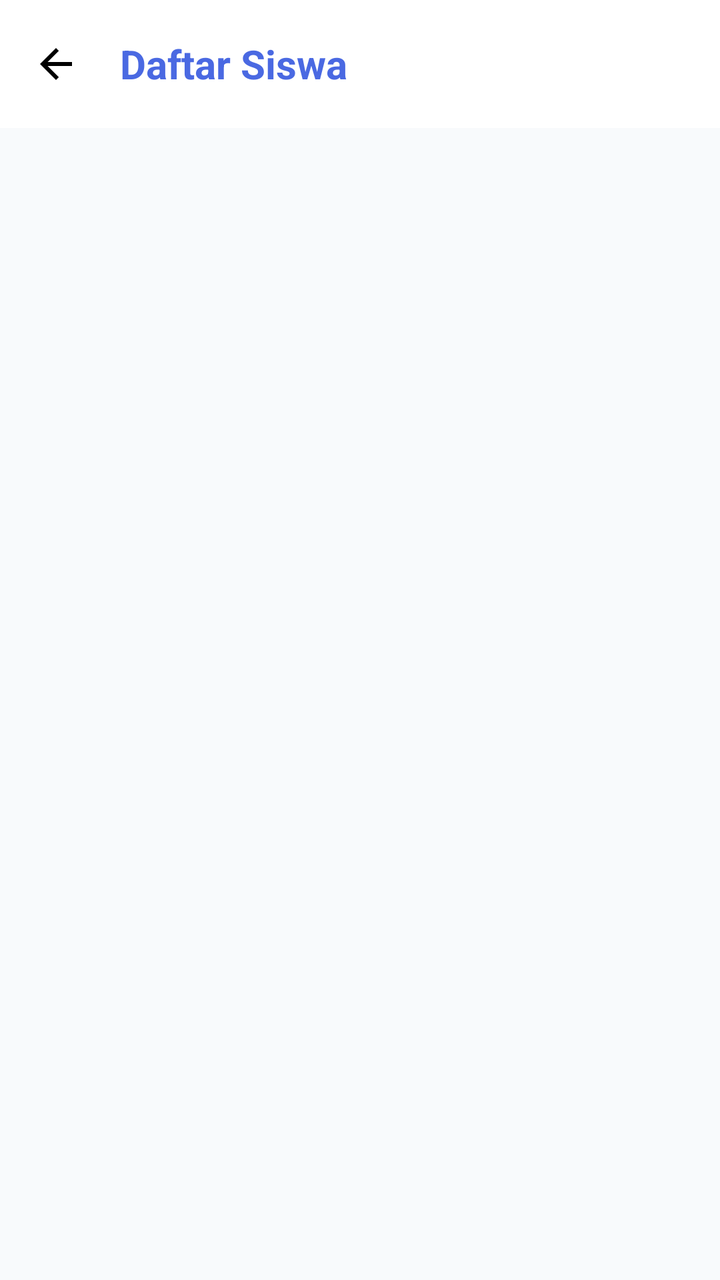
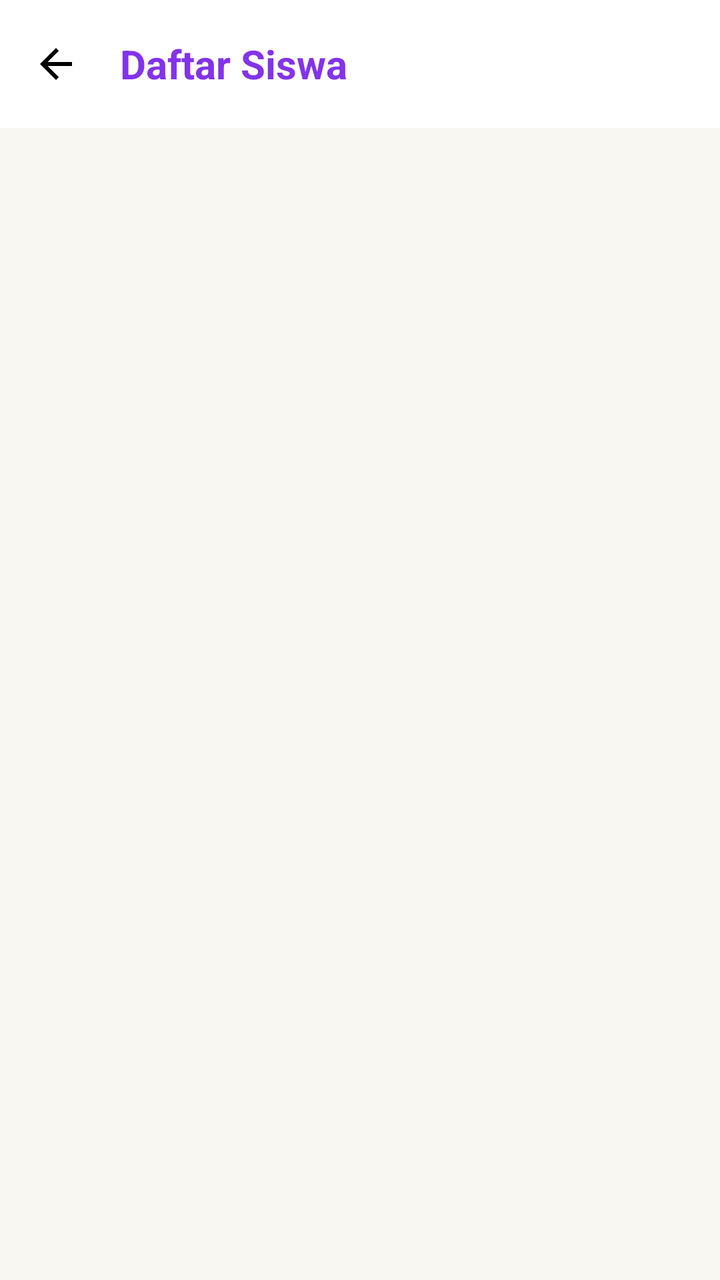

Screens rendered from an Android XML layout before and after an edit, with the pre-edit source and the edit as a unified diff.
<!-- AndroidManifest.xml: application theme Theme.BkNova -->
<!-- res/layout/fragment_daftar_siswa_bk.xml -->
<?xml version="1.0" encoding="utf-8"?>
<androidx.coordinatorlayout.widget.CoordinatorLayout xmlns:android="http://schemas.android.com/apk/res/android"
    xmlns:app="http://schemas.android.com/apk/res-auto"
    xmlns:tools="http://schemas.android.com/tools"
    android:layout_width="match_parent"
    android:layout_height="match_parent"
    android:background="@color/background_gray"
    tools:context=".fragment.DaftarSiswaBkFragment">

    <com.google.android.material.appbar.AppBarLayout
        android:layout_width="match_parent"
        android:layout_height="wrap_content"
        android:background="@color/white"
        app:elevation="0dp">

        <com.google.android.material.appbar.MaterialToolbar
            android:id="@+id/toolbar_siswa"
            android:layout_width="match_parent"
            android:layout_height="?attr/actionBarSize"
            app:navigationIcon="@drawable/ic_arrow_back"
            app:title="Daftar Siswa"
            app:titleTextAppearance="@style/ToolbarTitleBold"
            app:titleTextColor="@color/blue_primary" />
    </com.google.android.material.appbar.AppBarLayout>

    <androidx.recyclerview.widget.RecyclerView
        android:id="@+id/rv_daftar_siswa"
        android:layout_width="match_parent"
        android:layout_height="match_parent"
        android:clipToPadding="false"
        android:padding="16dp"
        app:layout_behavior="@string/appbar_scrolling_view_behavior"
        tools:listitem="@layout/item_siswa_bk" />

    <ProgressBar
        android:id="@+id/pb_loading_siswa"
        android:layout_width="wrap_content"
        android:layout_height="wrap_content"
        android:layout_gravity="center"
        android:visibility="gone" />

    <TextView
        android:id="@+id/tv_empty_siswa"
        android:layout_width="wrap_content"
        android:layout_height="wrap_content"
        android:layout_gravity="center"
        android:text="Belum ada siswa di kelas ini"
        android:textColor="@color/text_color_secondary"
        android:visibility="gone" />

</androidx.coordinatorlayout.widget.CoordinatorLayout>
<!-- res/layout/item_siswa_bk.xml (included above) -->
<?xml version="1.0" encoding="utf-8"?>
<com.google.android.material.card.MaterialCardView xmlns:android="http://schemas.android.com/apk/res/android"
    xmlns:app="http://schemas.android.com/apk/res-auto"
    android:layout_width="match_parent"
    android:layout_height="wrap_content"
    android:layout_marginBottom="8dp"
    app:cardCornerRadius="12dp"
    app:cardElevation="1dp"
    app:strokeWidth="0dp"
    android:clickable="true"
    android:focusable="true"
    android:foreground="?attr/selectableItemBackground">

    <LinearLayout
        android:layout_width="match_parent"
        android:layout_height="wrap_content"
        android:gravity="center_vertical"
        android:orientation="horizontal"
        android:padding="12dp">

        <com.google.android.material.imageview.ShapeableImageView
            android:id="@+id/iv_siswa_photo"
            android:layout_width="40dp"
            android:layout_height="40dp"
            android:background="@color/divider_color"
            android:padding="8dp"
            app:shapeAppearanceOverlay="@style/ShapeAppearance.Circle"
            android:src="@drawable/ic_people"
            app:tint="@color/text_color_secondary" />

        <LinearLayout
            android:layout_width="0dp"
            android:layout_height="wrap_content"
            android:layout_weight="1"
            android:layout_marginStart="12dp"
            android:orientation="vertical">

            <TextView
                android:id="@+id/tv_nama_siswa"
                android:layout_width="wrap_content"
                android:layout_height="wrap_content"
                android:text="Nama Siswa"
                android:textColor="@color/text_color_primary"
                android:textSize="14sp"
                android:textStyle="bold" />

            <TextView
                android:id="@+id/tv_nisn_siswa"
                android:layout_width="wrap_content"
                android:layout_height="wrap_content"
                android:layout_marginTop="2dp"
                android:text="NISN: -"
                android:textColor="@color/text_color_secondary"
                android:textSize="12sp" />
        </LinearLayout>

        <ImageView
            android:layout_width="20dp"
            android:layout_height="20dp"
            android:src="@drawable/ic_chevron_right"
            app:tint="@color/divider_color" />

    </LinearLayout>
</com.google.android.material.card.MaterialCardView>
<!-- resources referenced by this layout -->
<resources>
  <color name="background_gray">#F8FAFC</color>
  <color name="blue_primary">#4A69E2</color>
  <color name="divider_color">#E2E8F0</color>
  <color name="text_color_primary">#1E293B</color>
  <color name="text_color_secondary">#64748B</color>
  <color name="white">#FFFFFFFF</color>
  <!-- drawable ic_arrow_back (drawable) -->
  <vector xmlns:android="http://schemas.android.com/apk/res/android"
      android:width="24dp"
      android:height="24dp"
      android:viewportWidth="24"
      android:viewportHeight="24">
      <path
          android:fillColor="#FF000000"
          android:pathData="M20,11H7.83l5.59,-5.59L12,4l-8,8 8,8 1.41,-1.41L7.83,13H20v-2z" />
  </vector>
  <!-- drawable ic_chevron_right (drawable) -->
  <vector xmlns:android="http://schemas.android.com/apk/res/android"
      android:width="24dp"
      android:height="24dp"
      android:viewportWidth="24"
      android:viewportHeight="24">
      <path
          android:fillColor="#000000"
          android:pathData="M10,6L8.59,7.41 13.17,12l-4.58,4.59L10,18l6,-6z"/>
  </vector>
  <!-- drawable ic_people (drawable) -->
  <vector xmlns:android="http://schemas.android.com/apk/res/android"
      android:width="24dp"
      android:height="24dp"
      android:viewportWidth="24"
      android:viewportHeight="24">
      <path
          android:fillColor="#000000"
          android:pathData="M16,11c1.66,0 2.99,-1.34 2.99,-3S17.66,5 16,5s-3,1.34 -3,3S14.34,11 16,11zM7,11c1.66,0 3,-1.34 3,-3S8.66,5 7,5S4,6.34 4,8S5.34,11 7,11zM7,13c-2.33,0 -7,1.17 -7,3.5V19h14v-2.5C14,14.17 9.33,13 7,13zM16,13c-0.29,0 -0.62,0.02 -0.97,0.05c1.16,0.84 1.97,1.97 1.97,3.45V19h6v-2.5C23,14.17 18.33,13 16,13z"/>
  </vector>
  <style name="ShapeAppearance.Circle" parent="">
          <item name="cornerFamily">rounded</item>
          <item name="cornerSize">50%</item>
      </style>
  <style name="ToolbarTitleBold" parent="TextAppearance.Material3.TitleLarge">
          <item name="android:textStyle">bold</item>
          <item name="android:textSize">20sp</item> 
      </style>
  <style name="Theme.BkNova" parent="Base.Theme.BkNova" />
  <style name="Base.Theme.BkNova" parent="Theme.Material3.Light.NoActionBar">
          
          
          <item name="android:windowBackground">@color/white</item>
      </style>
</resources>

<!-- the commit's change to res/layout/fragment_daftar_siswa_bk.xml (unified diff, before → after) -->
@@ -4,7 +4,7 @@
     xmlns:tools="http://schemas.android.com/tools"
     android:layout_width="match_parent"
     android:layout_height="match_parent"
-    android:background="@color/background_gray"
+    android:background="@color/background_cream"
     tools:context=".fragment.DaftarSiswaBkFragment">
 
     <com.google.android.material.appbar.AppBarLayout
@@ -20,7 +20,7 @@
             app:navigationIcon="@drawable/ic_arrow_back"
             app:title="Daftar Siswa"
             app:titleTextAppearance="@style/ToolbarTitleBold"
-            app:titleTextColor="@color/blue_primary" />
+            app:titleTextColor="@color/brand_primary" />
     </com.google.android.material.appbar.AppBarLayout>
 
     <androidx.recyclerview.widget.RecyclerView
@@ -77,7 +77,7 @@
             android:background="@color/divider_color"
             android:padding="8dp"
             app:shapeAppearanceOverlay="@style/ShapeAppearance.Circle"
-            android:src="@drawable/ic_people"
+            android:src="@drawable/person_icon"
             app:tint="@color/text_color_secondary" />
 
         <LinearLayout
<!-- resource entries referenced after the edit -->
@@ -1,10 +1,10 @@
 <!-- resources referenced by this layout -->
 <resources>
-  <color name="background_gray">#F8FAFC</color>
-  <color name="blue_primary">#4A69E2</color>
-  <color name="divider_color">#E2E8F0</color>
-  <color name="text_color_primary">#1E293B</color>
-  <color name="text_color_secondary">#64748B</color>
+  <color name="background_cream">#F8F7F2</color>
+  <color name="brand_primary">#8333EA</color>
+  <color name="divider_color">#E8E3DC</color>
+  <color name="text_color_primary">#2A1E33</color>
+  <color name="text_color_secondary">#6B5E75</color>
   <color name="white">#FFFFFFFF</color>
   <!-- drawable ic_arrow_back (drawable) -->
   <vector xmlns:android="http://schemas.android.com/apk/res/android"
@@ -26,16 +26,7 @@
           android:fillColor="#000000"
           android:pathData="M10,6L8.59,7.41 13.17,12l-4.58,4.59L10,18l6,-6z"/>
   </vector>
-  <!-- drawable ic_people (drawable) -->
-  <vector xmlns:android="http://schemas.android.com/apk/res/android"
-      android:width="24dp"
-      android:height="24dp"
-      android:viewportWidth="24"
-      android:viewportHeight="24">
-      <path
-          android:fillColor="#000000"
-          android:pathData="M16,11c1.66,0 2.99,-1.34 2.99,-3S17.66,5 16,5s-3,1.34 -3,3S14.34,11 16,11zM7,11c1.66,0 3,-1.34 3,-3S8.66,5 7,5S4,6.34 4,8S5.34,11 7,11zM7,13c-2.33,0 -7,1.17 -7,3.5V19h14v-2.5C14,14.17 9.33,13 7,13zM16,13c-0.29,0 -0.62,0.02 -0.97,0.05c1.16,0.84 1.97,1.97 1.97,3.45V19h6v-2.5C23,14.17 18.33,13 16,13z"/>
-  </vector>
+  <!-- drawable person_icon: png bitmap (drawable, 11531 bytes) -->
   <style name="ShapeAppearance.Circle" parent="">
           <item name="cornerFamily">rounded</item>
           <item name="cornerSize">50%</item>
@@ -46,9 +37,53 @@
       </style>
   <style name="Theme.BkNova" parent="Base.Theme.BkNova" />
   <style name="Base.Theme.BkNova" parent="Theme.Material3.Light.NoActionBar">
+  
           
+          <item name="colorPrimary">@color/brand_primary</item>
+          <item name="colorOnPrimary">@color/white</item>
+          <item name="colorPrimaryContainer">@color/brand_soft</item>
+          <item name="colorOnPrimaryContainer">@color/text_color_primary</item>
+  
+          <item name="colorSecondary">@color/accent_pink</item>
           
-          <item name="android:windowBackground">@color/white</item>
+          <item name="colorOnSecondary">@color/text_color_primary</item>
+          <item name="colorSecondaryContainer">@color/accent_pink_soft</item>
+          <item name="colorOnSecondaryContainer">@color/text_color_primary</item>
+  
+          <item name="colorTertiary">@color/accent_peach</item>
+          <item name="colorOnTertiary">@color/text_color_primary</item>
+          <item name="colorTertiaryContainer">@color/accent_peach_soft</item>
+          <item name="colorOnTertiaryContainer">@color/text_color_primary</item>
+  
+          <item name="colorSurface">@color/white</item>
+          <item name="colorOnSurface">@color/text_color_primary</item>
+          <item name="colorSurfaceVariant">@color/background_cream</item>
+          <item name="colorOnSurfaceVariant">@color/text_color_secondary</item>
+          <item name="android:colorBackground">@color/background_cream</item>
+          <item name="colorOnBackground">@color/text_color_primary</item>
+  
+          <item name="colorOutline">@color/divider_color</item>
+          <item name="colorOutlineVariant">@color/divider_color</item>
+  
+          <item name="colorError">@color/red_text</item>
+          <item name="colorOnError">@color/white</item>
+          <item name="colorErrorContainer">@color/red_light</item>
+          <item name="colorOnErrorContainer">@color/red_text</item>
+  
+          <item name="android:windowBackground">@color/background_cream</item>
+  
+          
+          <item name="android:statusBarColor">@color/white</item>
+          <item name="android:windowLightStatusBar">true</item>
+          <item name="android:navigationBarColor">@color/white</item>
+          <item name="android:windowLightNavigationBar" tools:targetApi="o_mr1">true</item>
       </style>
+  <color name="brand_soft">#F0E6FC</color>
+  <color name="accent_pink">#FF7FAF</color>
+  <color name="accent_pink_soft">#FFECF3</color>
+  <color name="accent_peach">#FFC6BF</color>
+  <color name="accent_peach_soft">#FFE8E5</color>
+  <color name="red_text">#DC2626</color>
+  <color name="red_light">#FEE2E2</color>
 </resources>
 
